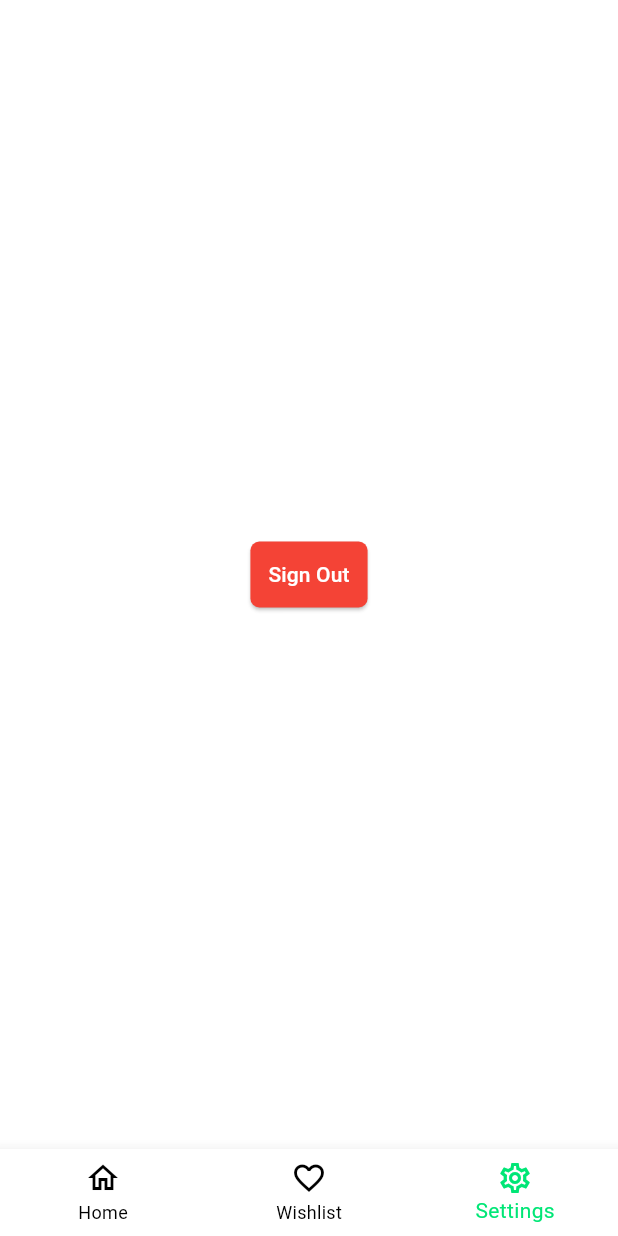
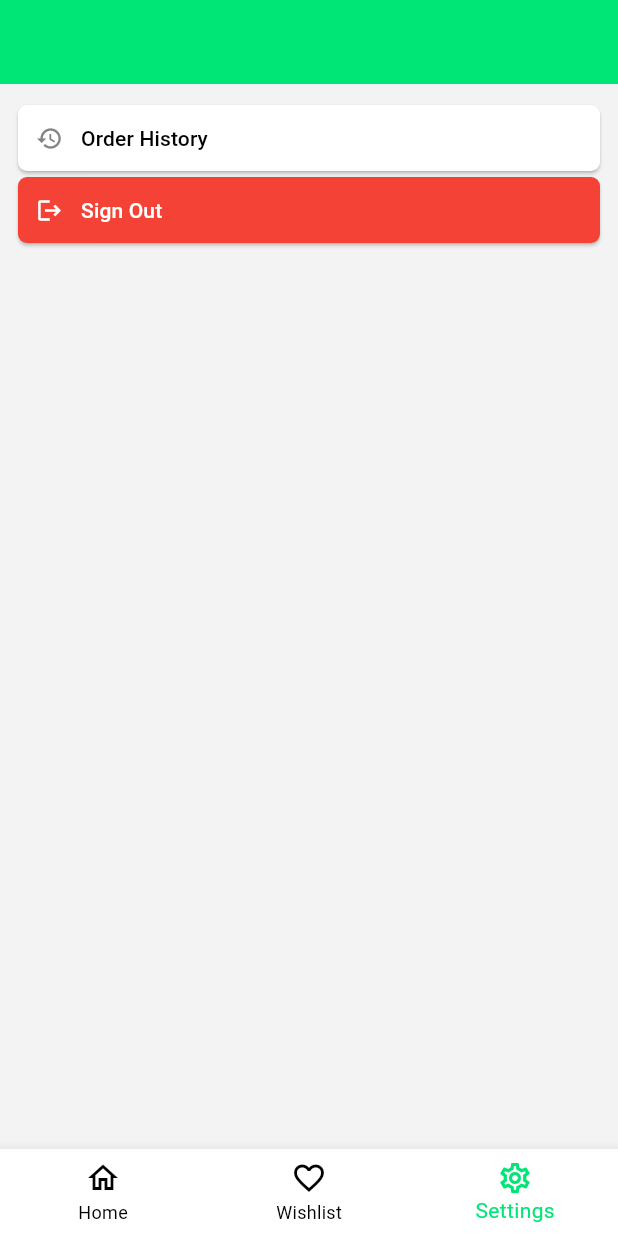
Before and after one commit to SikanderAtif/ecommerce, a Flutter app: the SettingsPage screen opened by its route, on a phone screen of 412 x 824 dp. Run offline on Flutter 3.47's test engine with Material 3 defaults, Android fonts, the phone set to English and light mode, and no system bars; our stand-ins replace firebase_auth, firebase_core, flutter_dotenv, flutter_riverpod, go_router, google_sign_in and 3 more; missing offline and left inert: flutter_stripe; accounts and stored records are empty; network calls fail.

Commit message:
Implemented Order history screen and Forgot password screen.

```diff
--- a/lib/main.dart
+++ b/lib/main.dart
@@ -7,9 +7,12 @@ import 'package:ecommerce/screens/admin_product_details.dart';
 import 'package:ecommerce/screens/admin_screen.dart';
 import 'package:ecommerce/screens/cart_screen.dart';
 import 'package:ecommerce/screens/empty_shell_screen.dart';
+import 'package:ecommerce/screens/forgot_password_screen.dart';
 import 'package:ecommerce/screens/home_page_tab.dart';
 import 'package:ecommerce/screens/login_screen.dart';
 import 'package:ecommerce/screens/onboarding_screen.dart';
+import 'package:ecommerce/screens/order_history_screen.dart';
+import 'package:ecommerce/screens/payment_screen.dart';
 import 'package:ecommerce/screens/settings_page_tab.dart';
 import 'package:ecommerce/screens/signup_screen.dart';
 import 'package:ecommerce/screens/splash_screen.dart';
@@ -20,7 +23,9 @@ import 'package:ecommerce/services/favorites_helper.dart';
 import 'package:ecommerce/theme/theme.dart';
 import 'package:firebase_core/firebase_core.dart';
 import 'package:flutter/material.dart';
+import 'package:flutter_dotenv/flutter_dotenv.dart';
 import 'package:flutter_riverpod/flutter_riverpod.dart';
+import 'package:flutter_stripe/flutter_stripe.dart';
 import 'package:go_router/go_router.dart';
 
 final _rootNavigatorKey = GlobalKey<NavigatorState>();
@@ -48,6 +53,11 @@ final _router = GoRouter(
       path: '/login',
       name: 'login',
       builder: (context, state) => const LoginScreen(),
+    ),
+    GoRoute(
+      path: '/forgot-password',
+      name: 'forgot-password',
+      builder: (context, state) => const ForgotPasswordScreen(),
     ),
     GoRoute(
       path: '/verify-email',
@@ -83,6 +93,11 @@ final _router = GoRouter(
       name: 'cart-screen',
       builder: (context, state) => const CartScreen(),
     ),
+    GoRoute(
+      path: '/payment-screen',
+      name: 'payment-screen',
+      builder: (context, state) => const PaymentScreen(),
+    ),
     StatefulShellRoute.indexedStack(
       builder: (context, state, navigationShell) {
         return EmptyShellScreen(navigationShell: navigationShell);
@@ -104,7 +119,7 @@ final _router = GoRouter(
               },
             ),
             GoRoute(
-              path: '/home/user-product-details',
+              path: '/user-product-details',
               name: 'user-product-details',
               builder: (context, state) {
                 final payload = state.extra as Product;
@@ -138,6 +153,11 @@ final _router = GoRouter(
               name: 'settings',
               builder: (context, state) => const SettingsPage(),
             ),
+            GoRoute(
+              path: '/order-history-screen',
+              name: 'order-history-screen',
+              builder: (context, state) => const OrderHistoryScreen(),
+            ),
           ],
         ),
       ],
@@ -147,6 +167,10 @@ final _router = GoRouter(
 
 void main() async {
   WidgetsFlutterBinding.ensureInitialized();
+
+  await dotenv.load();
+  Stripe.publishableKey = dotenv.env['STRIPE_PUBLISHABLE_KEY']!;
+  await Stripe.instance.applySettings();
   await Firebase.initializeApp(options: DefaultFirebaseOptions.currentPlatform);
   await FavoritesHelper.init();
 
--- /dev/null
+++ b/lib/models/order.dart
@@ -0,0 +1,36 @@
+import 'dart:convert';
+
+class Order {
+  final DateTime date;
+  final List<String> name;
+  final List<double> price;
+  final List<int> qty;
+
+  Order({
+    required this.date,
+    required this.name,
+    required this.price,
+    required this.qty,
+  });
+
+  factory Order.fromJson(Map<String, dynamic> json) {
+    final details = json['details'];
+    List<dynamic> products = jsonDecode(details).values.toList();
+    List<String> nameList = [];
+    List<double> priceList = [];
+    List<int> qtyList = [];
+
+    for (dynamic item in products) {
+      nameList.add(item['name']);
+      priceList.add(item['price']);
+      qtyList.add(item['quantity']);
+    }
+
+    return Order(
+      date: DateTime.parse(json['created_at']),
+      name: nameList,
+      price: priceList,
+      qty: qtyList,
+    );
+  }
+}
--- a/lib/screens/admin_new_product.dart
+++ b/lib/screens/admin_new_product.dart
@@ -2,6 +2,7 @@ import 'dart:io';
 import 'package:ecommerce/models/category.dart';
 import 'package:flutter/foundation.dart' hide Category;
 import 'package:flutter/material.dart';
+import 'package:flutter_dotenv/flutter_dotenv.dart';
 import 'package:go_router/go_router.dart';
 import 'package:http/http.dart' as http;
 import 'package:image_picker/image_picker.dart';
@@ -21,7 +22,7 @@ class _AdminNewProductState extends State<AdminNewProduct> {
   XFile? _selectedImage;
   bool _isUploading = false;
   final ImagePicker _picker = ImagePicker();
-  final String _baseURL = "https://adcf-110-93-232-234.ngrok-free.app";
+  final String _baseURL = dotenv.env["BASE_API_URL"]!;
 
   @override
   void dispose() {
--- a/lib/screens/settings_page_tab.dart
+++ b/lib/screens/settings_page_tab.dart
@@ -64,7 +64,7 @@ class _SettingsPageState extends State<SettingsPage> {
         if (context.canPop()) {
           context.pop();
         }
-        context.goNamed('signup');
+        context.goNamed('login');
       }
     } catch (e) {
       if (mounted) {
@@ -75,11 +75,50 @@ class _SettingsPageState extends State<SettingsPage> {
     }
   }
 
+  void _openOrderHistoryScreen() {
+    context.pushNamed('order-history-screen');
+  }
+
   @override
   Widget build(BuildContext context) {
+    final ColorScheme color = Theme.of(context).colorScheme;
+
     return Scaffold(
-      body: Center(
-        child: Expanded(
+      backgroundColor: color.secondary.withValues(alpha: 0.1),
+      appBar: AppBar(),
+      body: Padding(
+        padding: EdgeInsets.all(12),
+        child: Column(
+          children: [
+            Row(
+              mainAxisSize: MainAxisSize.max,
+              children: [
+                Expanded(
+                  child: ElevatedButton(
+                    onPressed: _openOrderHistoryScreen,
+                    style: ButtonStyle(
+                      backgroundColor: WidgetStateProperty.resolveWith((_) {
+                        return color.surface;
+                      }),
+                    ),
+                    child: Row(
+                      children: [
+                        Icon(Icons.history, color: color.secondary),
+                        SizedBox(width: 12),
+                        Text(
+                          'Order History',
+                          style: TextStyle(color: color.primary),
+                        ),
+                      ],
+                    ),
+                  ),
+                ),
+              ],
+            ),
+            Row(
+              mainAxisSize: MainAxisSize.max,
+              children: [
+                Expanded(
                   child: ElevatedButton(
                     onPressed: _signout,
                     style: ButtonStyle(
@@ -87,8 +126,18 @@ class _SettingsPageState extends State<SettingsPage> {
                         return Colors.red;
                       }),
                     ),
-            child: Text('Sign Out'),
+                    child: Row(
+                      children: [
+                        Icon(Icons.logout),
+                        SizedBox(width: 12),
+                        Text('Sign Out'),
+                      ],
                     ),
+                  ),
+                ),
+              ],
+            ),
+          ],
         ),
       ),
     );
--- /dev/null
+++ b/lib/widgets/order_card.dart
@@ -0,0 +1,47 @@
+import 'package:ecommerce/models/order.dart';
+import 'package:flutter/material.dart';
+
+class OrderCard extends StatelessWidget {
+  final Order order;
+  const OrderCard({super.key, required this.order});
+
+  @override
+  Widget build(BuildContext context) {
+    final ColorScheme color = Theme.of(context).colorScheme;
+    double total = 0;
+    for (double item in order.price) {
+      total += item;
+    }
+
+    return Card(
+      child: Column(
+        mainAxisAlignment: MainAxisAlignment.center,
+        children: [
+          Text("Order Date: ${order.date.year}-${order.date.month}-${order.date.day}"),
+          SizedBox(height: 6),
+          ListView.builder(
+            shrinkWrap: true,
+            physics: NeverScrollableScrollPhysics(),
+            itemCount: order.name.length,
+            itemBuilder: (context, index) {
+              return Padding(
+                padding: EdgeInsets.all(12),
+                child: Row(
+                  mainAxisSize: MainAxisSize.max,
+                  mainAxisAlignment: MainAxisAlignment.spaceBetween,
+                  children: [
+                    Text('${order.qty[index]}x ', style: TextStyle(color: color.primary)),
+                    Text(order.name[index], style: TextStyle(color: color.onSurface)),
+                    Text('${order.price[index]}', style: TextStyle(color: color.primary)),
+                  ],
+                ),
+              );
+            },
+          ),
+          SizedBox(height: 12),
+          Text('Total: PKR $total', style: TextStyle(color: color.primary, fontWeight: FontWeight.bold)),
+        ],
+      ),
+    );
+  }
+}
--- a/pubspec.yaml
+++ b/pubspec.yaml
@@ -13,6 +13,7 @@ dependencies:
     sdk: flutter
   flutter_dotenv: ^6.0.1
   flutter_riverpod: ^3.4.1
+  flutter_stripe: ^13.1.0
   go_router: ^17.3.0
   google_sign_in: ^7.2.0
   http: ^1.6.0
```
Also changed, not shown: lib/provider/providers.dart (+16 -0 lines), lib/screens/cart_screen.dart (+51 -9 lines), lib/screens/forgot_password_screen.dart (added, +141 -0 lines), lib/screens/login_screen.dart (+11 -3 lines), lib/screens/order_history_screen.dart (added, +68 -0 lines), lib/screens/payment_screen.dart (added, +119 -0 lines), lib/services/api_service.dart (+68 -7 lines), lib/services/auth_service.dart (+21 -1 lines), pubspec.lock, 1 other file. Lines whose indentation alone changed are shown as unchanged.
